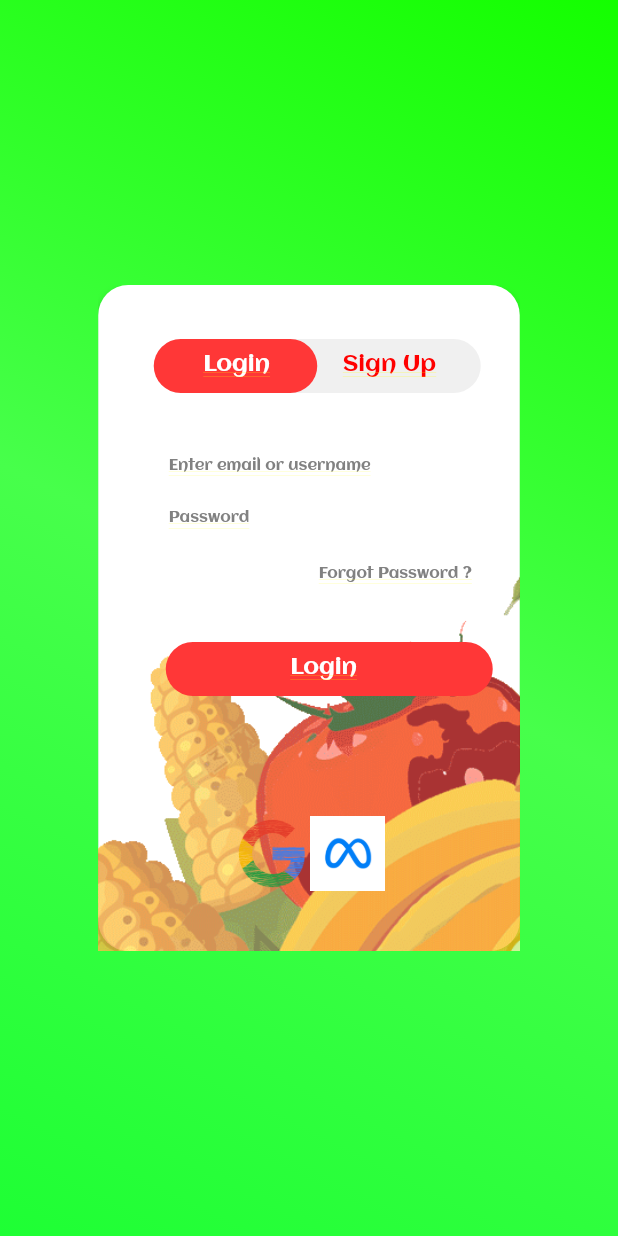
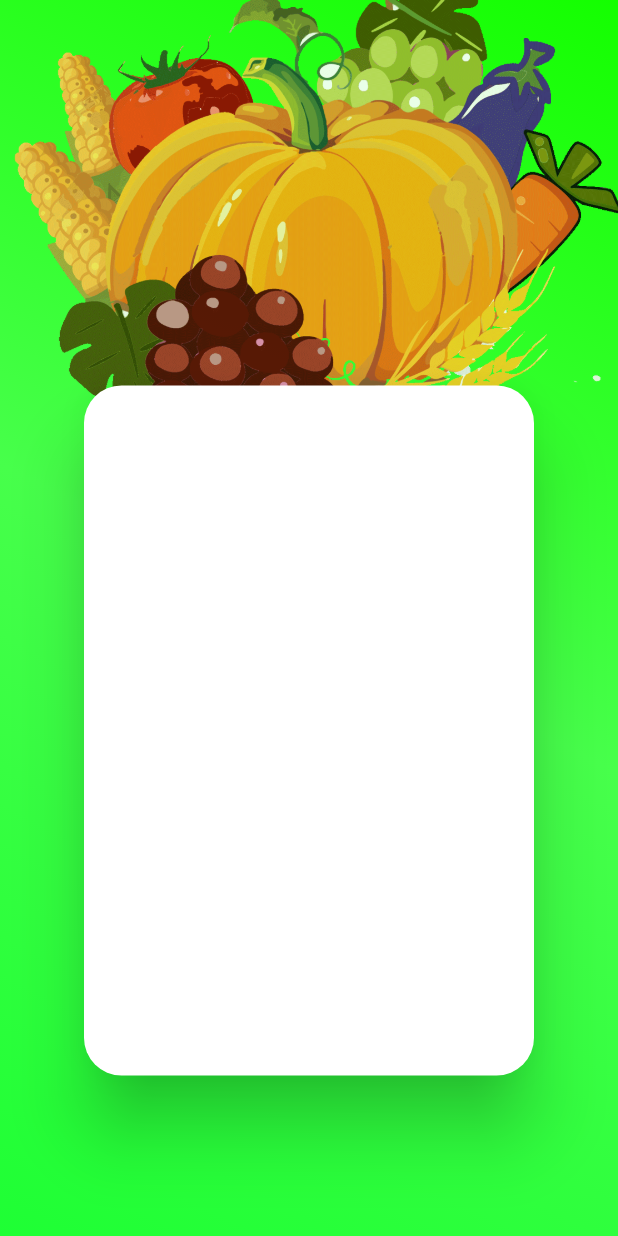
Before and after one commit to Naval1704/Greenify, a Flutter app: the screen it shows after launch, after a tap on "Family", on a phone screen of 412 x 824 dp. Run offline on Flutter 3.47's test engine with Material 2 defaults, Android fonts, the phone set to English and light mode, and no system bars.

Commit message:
Login pages changed

```diff
--- a/lib/family_page.dart
+++ b/lib/family_page.dart
@@ -8,7 +8,6 @@ class FamilyPage extends StatelessWidget {
   @override
   Widget build(BuildContext context) {
     return Container(
-
       width: double.infinity,
       height: double.infinity,
       decoration: const BoxDecoration(
@@ -19,221 +18,73 @@ class FamilyPage extends StatelessWidget {
           end: Alignment.topRight,
         ),
       ),
-      child: Center(
-        child: SizedBox(
-          width: 281,
-          height: 444,
       child: Stack(
-            children: <Widget>[
-              Positioned(
-                top: 0,
-                left: 0,
-                child: Container(
-                  width: 281,
-                  height: 444,
-                  decoration: BoxDecoration(
-                    borderRadius: BorderRadius.circular(20),
-                    boxShadow: [
-                      const BoxShadow(
-                        color: Color.fromRGBO(0, 0, 0, 0.25),
-                        offset: Offset(0, 4),
-                        blurRadius: 4,
-                      ),
-                    ],
-                    color: const Color.fromRGBO(255, 255, 255, 1),
-                  ),
-                ),
-              ),
+        children: [
+          // Background Image for Login Page
           Positioned.fill(
-                right: -500,
-                bottom: -400,
+            right: -10,
+            top: -85,
+            bottom: 500,
             child: Opacity(
-                  opacity: 0.8, // Adjust the opacity value as needed
+              opacity: 0.9, // Adjust the opacity value as needed
               child: Image.asset(
                 'assets/watermark.png', // Replace with your watermark image asset
                 fit: BoxFit.cover,
               ),
             ),
           ),
-              Positioned(
-                top: 36,
-                left: 37,
-                child: Container(
-                  width: 218,
-                  height: 36,
-                  decoration: BoxDecoration(
-                    borderRadius: BorderRadius.circular(20),
-                    color: const Color.fromRGBO(240, 240, 240, 1),
+          Column(
+            mainAxisAlignment: MainAxisAlignment.center,
+            children: [
+              // Card widget
+              const SizedBox(height: 150),
+              Positioned.fill(
+                child: Align(
+                  alignment: Alignment.bottomCenter,
+                  child: Card(
+                    // White card for login content
+                    color: Colors.white, // Set card color to white
+                    elevation: 20.0, // Add shadow to the card (optional)
+                    margin: const EdgeInsets.all(10.0),
+                    shape: RoundedRectangleBorder(
+                        borderRadius: BorderRadius.circular(
+                            25.0)), // Add margin around the card
+                    child: ConstrainedBox(
+                      constraints: const BoxConstraints(
+                        minWidth: 300.0,
+                        minHeight: 460.0,
                       ),
-                ),
-              ),
-              Positioned(
-                top: 36,
-                left: 37,
-                child: Container(
-                  width: 109,
-                  height: 36,
-                  decoration: BoxDecoration(
-                    borderRadius: BorderRadius.circular(20),
-                    color: const Color.fromRGBO(255, 55, 55, 1),
-                  ),
-                ),
-              ),
-              Positioned(
-                top: 238,
-                left: 45,
-                child: Container(
-                  width: 218,
-                  height: 36,
-                  decoration: BoxDecoration(
-                    borderRadius: BorderRadius.circular(20),
-                    color: const Color.fromRGBO(255, 55, 55, 1),
-                  ),
-                ),
-              ),
-              const Positioned(
-                top: 46,
-                left: 70,
-                child: Text(
-                  'Login',
-                  textAlign: TextAlign.left,
-                  style: TextStyle(
-                    color: Color.fromRGBO(255, 255, 255, 1),
-                    fontFamily: 'Aclonica',
-                    fontSize: 15,
-                    letterSpacing: 0,
-                    fontWeight: FontWeight.normal,
-                    height: 1,
-                  ),
-                ),
-              ),
-              const Positioned(
-                top: 248,
-                left: 128,
-                child: Text(
-                  'Login',
-                  textAlign: TextAlign.left,
-                  style: TextStyle(
-                    color: Color.fromRGBO(255, 255, 255, 1),
-                    fontFamily: 'Aclonica',
-                    fontSize: 15,
-                    letterSpacing: 0,
-                    fontWeight: FontWeight.normal,
-                    height: 1,
-                  ),
-                ),
-              ),
-              const Positioned(
-                top: 46,
-                left: 163,
-                child: Text(
-                  'Sign Up',
-                  textAlign: TextAlign.left,
-                  style: TextStyle(
-                    color: Color.fromRGBO(255, 0, 0, 1),
-                    fontFamily: 'Aclonica',
-                    fontSize: 15,
-                    letterSpacing: 0,
-                    fontWeight: FontWeight.normal,
-                    height: 1,
-                  ),
-                ),
-              ),
-              const Positioned(
-                top: 116,
-                left: 47,
-                child: Text(
-                  'Enter email or username',
-                  textAlign: TextAlign.left,
-                  style: TextStyle(
-                    color: Color.fromRGBO(129, 129, 129, 1),
-                    fontFamily: 'Aclonica',
-                    fontSize: 10,
-                    letterSpacing: 0,
-                    fontWeight: FontWeight.normal,
-                    height: 1,
-                  ),
-                ),
-              ),
-              const Positioned(
-                top: 151,
-                left: 47,
-                child: Text(
-                  'Password',
-                  textAlign: TextAlign.left,
-                  style: TextStyle(
-                    color: Color.fromRGBO(129, 129, 129, 1),
-                    fontFamily: 'Aclonica',
-                    fontSize: 10,
-                    letterSpacing: 0,
-                    fontWeight: FontWeight.normal,
-                    height: 1,
-                  ),
-                ),
-              ),
-              const Positioned(
-                top: 188,
-                left: 147,
-                child: Text(
-                  'Forgot Password ?',
-                  textAlign: TextAlign.left,
-                  style: TextStyle(
-                    color: Color.fromRGBO(129, 129, 129, 1),
-                    fontFamily: 'Aclonica',
-                    fontSize: 10,
-                    letterSpacing: 0,
-                    fontWeight: FontWeight.normal,
-                    height: 1,
-                  ),
-                ),
-              ),
-              const Positioned(
-                top: 131,
-                left: 40,
-                child: Divider(
-                  color: Color.fromRGBO(0, 0, 0, 1),
-                  thickness: 1,
-                ),
-              ),
-              const Positioned(
-                top: 167,
-                left: 39,
-                child: Divider(
-                  color: Color.fromRGBO(0, 0, 0, 1),
-                  thickness: 1,
-                ),
-              ),
-              Positioned(
-                top: 148,
-                left: 233,
-                child: Container(
-                  width: 17,
-                  height: 16,
-                  decoration: const BoxDecoration(),
-                ),
-              ),
-              Positioned(
-                bottom: 40,
-                left: 90,
-                right: 90,
-                child: Row(
-                  mainAxisAlignment: MainAxisAlignment.spaceBetween,
+                      child: const Padding(
+                        padding:
+                            EdgeInsets.all(20.0), // Add padding inside the card
+
+                        child: Column(
+                          mainAxisSize: MainAxisSize.min,
                           children: [
-                    Image.asset(
-                      'assets/google.png',
-                      width: 50,
-                    ),
-                    Image.asset(
-                      'assets/meta.png',
-                      width: 50,
-                    )
-                      ],
-                ),
-              ),
+                            // For adding Login Functions and SignUp Functions
                           ],
                         ),
                       ),
                     ),
+                  ),
+                ),
+              ),
+            ],
+          )
+        ],
+      ),
     );
   }
 }
+
+// style: ElevatedButton.styleFrom(
+//   shape: RoundedRectangleBorder(
+//     borderRadius:
+//         BorderRadius.circular(25.0),
+//   ),
+//   primary: Colors
+//       .red, // Use primary instead of backgroundColor
+//   padding: EdgeInsets.symmetric(
+//       horizontal: 40, vertical: 16),
+//   shadowColor: Colors.black,
+// ),
--- a/lib/farmer_page.dart
+++ b/lib/farmer_page.dart
@@ -8,7 +8,6 @@ class FarmerPage extends StatelessWidget {
   @override
   Widget build(BuildContext context) {
     return Container(
-
       width: double.infinity,
       height: double.infinity,
       decoration: const BoxDecoration(
@@ -227,7 +226,7 @@ class FarmerPage extends StatelessWidget {
                       'assets/meta.png',
                       width: 50,
                     )
-                      ],
+                  ],
                 ),
               ),
             ],
--- a/lib/login_page.dart
+++ b/lib/login_page.dart
@@ -9,20 +9,9 @@ class LoginPage extends StatelessWidget {
   Widget build(BuildContext context) {
     return Scaffold(
       // appBar: AppBar(title: Text('Login')),
-      backgroundColor: Colors.green,
+      // backgroundColor: Colors.green,
       body: Stack(
         children: [
-          // Positioned(
-          //   right: -500,
-          //   bottom: -400,
-          //   child: Opacity(
-          //     opacity: 0.9, // Adjust opacity as needed
-          //     child: Image.asset(
-          //       'assets/watermark.png', // Replace with your watermark image path
-          //       width: 950, // Adjust width as needed
-          //     ),
-          //   ),
-          // ),
           Container(
             decoration: const BoxDecoration(
               // Gradient Background
@@ -110,14 +99,14 @@ class LoginPage extends StatelessWidget {
                     ),
                   ),
                   const SizedBox(height: 20),
-                  Positioned(
+                  Positioned.fill(
                     right: -500,
                     bottom: -400,
                     child: Opacity(
                       opacity: 0.9, // Adjust opacity as needed
                       child: Image.asset(
                         'assets/watermark.png', // Replace with your watermark image path
-                        width: 950, // Adjust width as needed
+                        fit: BoxFit.cover, // Adjust width as needed
                       ),
                     ),
                   ),
```
Lines whose indentation alone changed are shown as unchanged.
